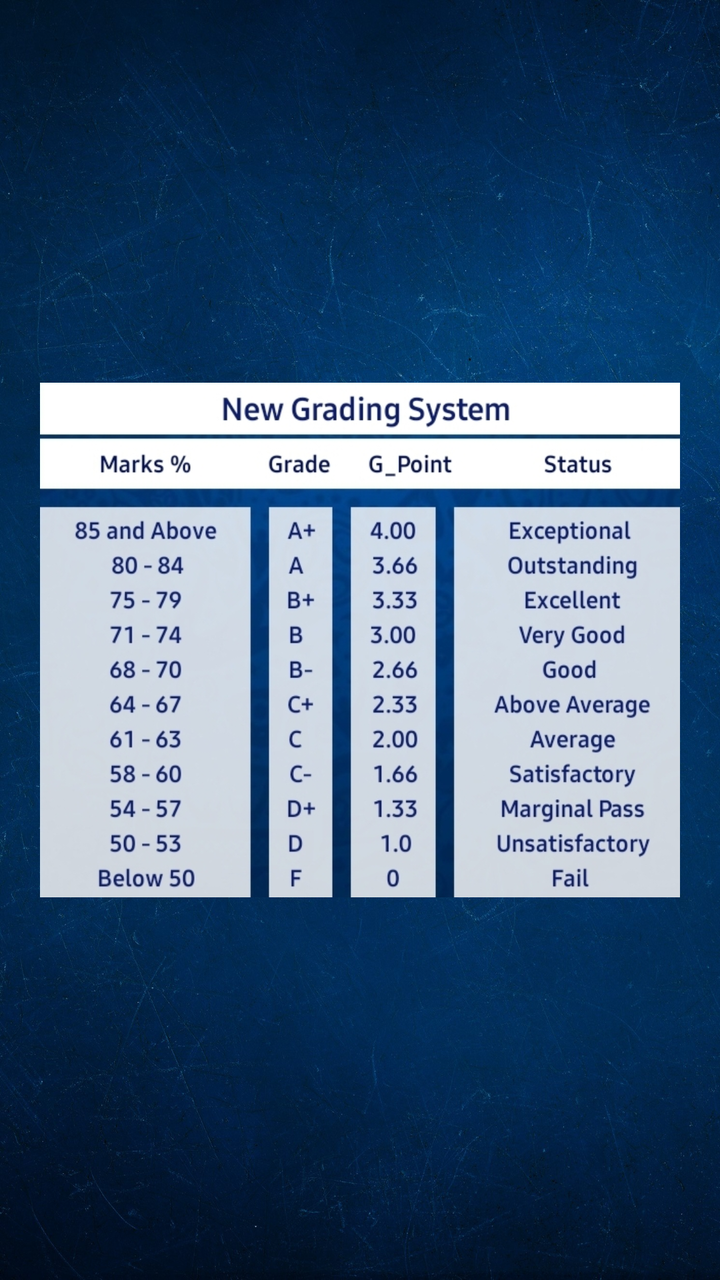
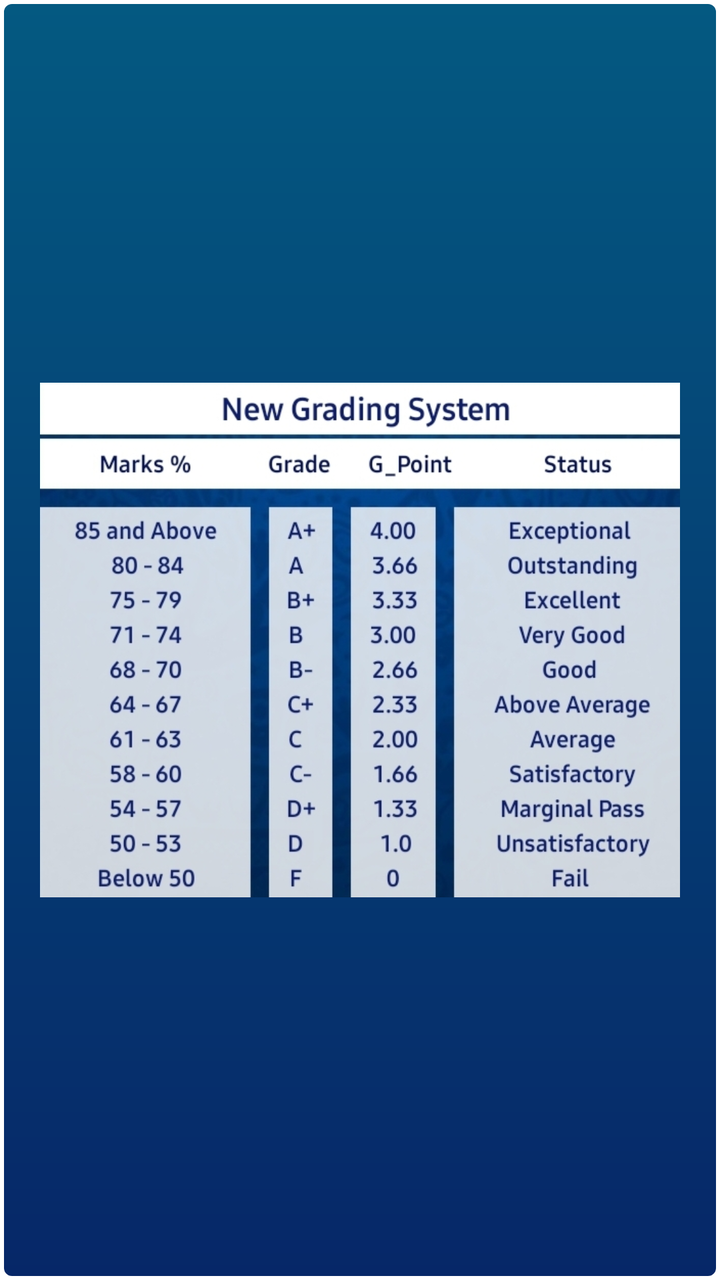

Screens rendered from an Android XML layout before and after an edit, with the pre-edit source and the edit as a unified diff.
<!-- AndroidManifest.xml: application theme MyAppTheme -->
<!-- res/layout/activity_grade_list.xml -->
<?xml version="1.0" encoding="utf-8"?>
<RelativeLayout
    xmlns:android="http://schemas.android.com/apk/res/android"
    android:layout_width="match_parent"
    android:layout_height="match_parent"
    android:background="@drawable/app_wallpaper">

    
    <ImageView
        android:id="@+id/imageView"
        android:layout_width="match_parent"
        android:layout_height="wrap_content"
        android:layout_centerInParent="true"
        android:contentDescription="@string/grade_list_des"
        android:padding="20dp"
        android:src="@drawable/grade_list" />

</RelativeLayout>
<!-- resources referenced by this layout -->
<resources>
  <!-- drawable app_wallpaper: jpg bitmap (drawable, 713344 bytes) -->
  <!-- drawable grade_list: jpg bitmap (drawable, 175178 bytes) -->
  <string name="grade_list_des">Grade List</string>
  <style name="MyAppTheme" parent="Theme.MaterialComponents.DayNight.DarkActionBar">
          
          <item name="colorPrimary">#02AAF8</item>
          <item name="colorPrimaryVariant">@color/grey</item>
          <item name="colorOnPrimary">@color/white</item>
          
          <item name="colorSecondary">@color/hintBlack</item>
          <item name="colorSecondaryVariant">#000000</item>
          <item name="colorOnSecondary">@color/black</item>
          
          <item name="android:statusBarColor" tools:targetApi="l">#81B1C1</item>
          
      </style>
  <color name="grey">#CDCDCD</color>
  <color name="white">#FFFFFFFF</color>
  <color name="hintBlack">#494545</color>
  <color name="black">#FF000000</color>
</resources>

<!-- the commit's change to res/layout/activity_grade_list.xml (unified diff, before → after) -->
@@ -3,7 +3,7 @@
     xmlns:android="http://schemas.android.com/apk/res/android"
     android:layout_width="match_parent"
     android:layout_height="match_parent"
-    android:background="@drawable/app_wallpaper">
+    android:background="@drawable/main_text_background">
 
     
     <ImageView
@@ -12,7 +12,7 @@
         android:layout_height="wrap_content"
         android:layout_centerInParent="true"
         android:contentDescription="@string/grade_list_des"
-        android:padding="20dp"
+        android:padding="10dp"
         android:src="@drawable/grade_list" />
 
 </RelativeLayout>
<!-- resource entries referenced after the edit -->
@@ -1,7 +1,23 @@
 <!-- resources referenced by this layout -->
 <resources>
-  <!-- drawable app_wallpaper: jpg bitmap (drawable, 713344 bytes) -->
   <!-- drawable grade_list: jpg bitmap (drawable, 175178 bytes) -->
+  <!-- drawable main_text_background (drawable) -->
+  <shape xmlns:android="http://schemas.android.com/apk/res/android"
+      android:shape="rectangle">
+      <gradient
+          android:endColor="#045981"
+          android:startColor="#062768"
+          android:angle="90" />
+      <padding
+          android:left="10dp"
+          android:top="10dp"
+          android:right="10dp"
+          android:bottom="10dp" />
+      <corners android:radius="5dp" />
+      <stroke
+          android:width="2dp"
+          android:color="#FFFFFF" />
+  </shape>
   <string name="grade_list_des">Grade List</string>
   <style name="MyAppTheme" parent="Theme.MaterialComponents.DayNight.DarkActionBar">
           
